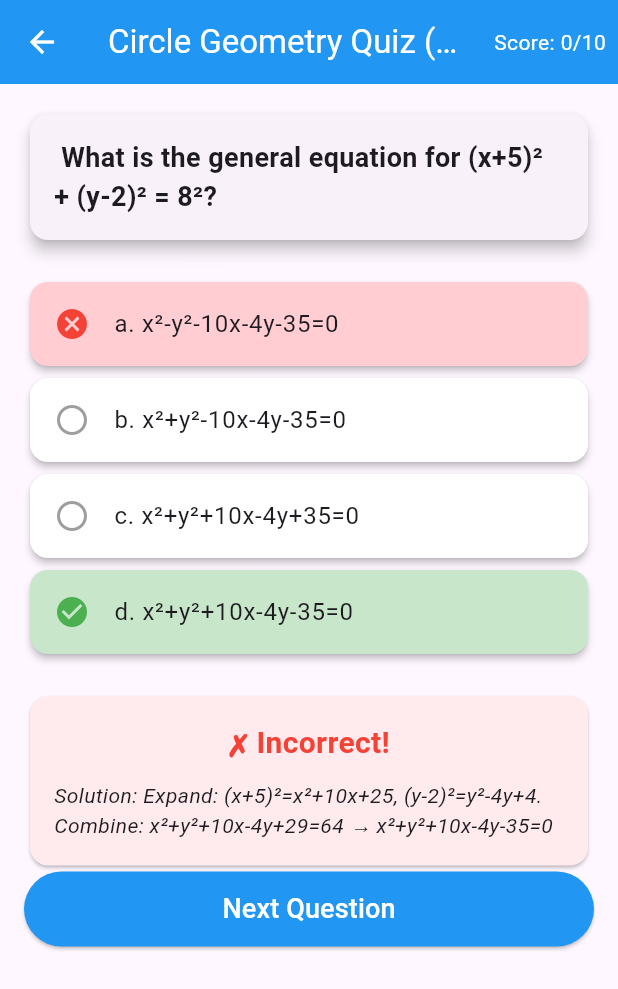
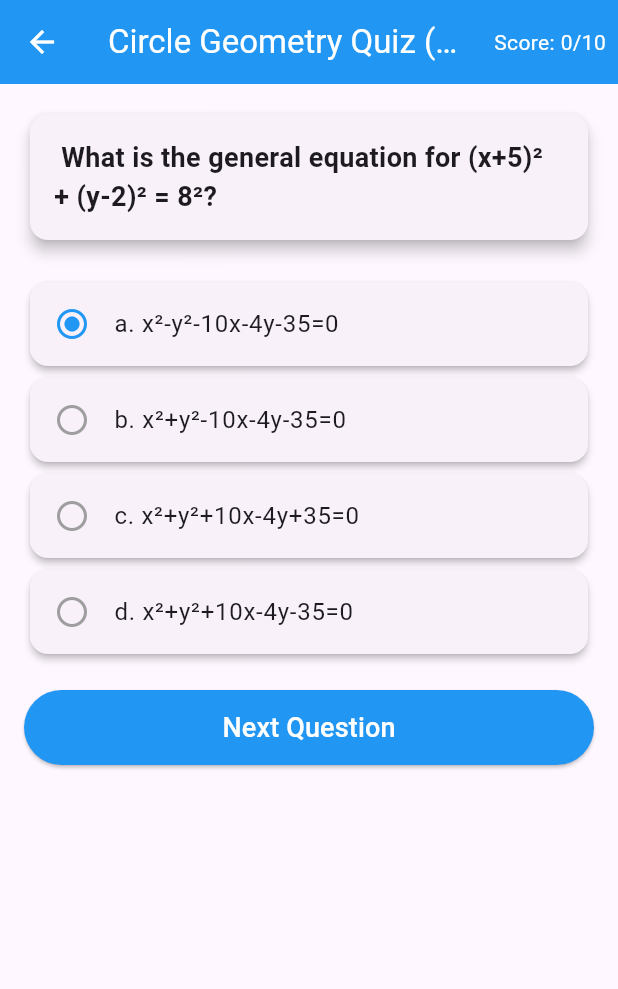
Before and after one commit to aljon-dev/math_app, a Flutter app: the QuizScreen screen opened directly, after a tap on "a. x²-y²-10x-4y-35=0", on a phone screen of 412 x 824 dp. Shown: the top 989 px of the screen. Run offline on Flutter 3.47's test engine with Material 3 defaults, Android fonts, the phone set to English and light mode, and no system bars; our stand-ins replace just_audio, video_player.

Commit message:
updated push

```diff
--- a/lib/Circle/CircleExample.dart
+++ b/lib/Circle/CircleExample.dart
@@ -12,7 +12,7 @@ class CircleExamplesApp extends StatelessWidget {
 
   @override
   Widget build(BuildContext context) {
-    return Scaffold(appBar: AppBar(title: const Text('Circle Examples')), body: ListView(children: [_buildSectionCard(context, 'Real-life Applications', Icons.public, Colors.blue, () => Navigator.push(context, MaterialPageRoute(builder: (context) => RealLifeApplicationsScreen()))), _buildSectionCard(context, 'Basic Circle Formulas', Icons.calculate, Colors.green, () => Navigator.push(context, MaterialPageRoute(builder: (context) => BasicFormulasScreen()))), _buildSectionCard(context, 'Standard Form of Circle', Icons.functions, Colors.orange, () => Navigator.push(context, MaterialPageRoute(builder: (context) => StandardFormScreen()))), _buildSectionCard(context, 'Circle Equations', Icons.square_foot, Colors.purple, () => Navigator.push(context, MaterialPageRoute(builder: (context) => CircleEquationsScreen()))), _buildSectionCard(context, 'Distance & Midpoint Formulas', Icons.straighten, Colors.red, () => Navigator.push(context, MaterialPageRoute(builder: (context) => DistanceMidpointScreen()))), _buildSectionCard(context, 'Graphing Circles', Icons.graphic_eq, Colors.teal, () => Navigator.push(context, MaterialPageRoute(builder: (context) => GraphingCirclesScreen()))), _buildSectionCard(context, 'Real-world Problems', Icons.landscape, Colors.brown, () => Navigator.push(context, MaterialPageRoute(builder: (context) => RealWorldProblemsScreen())))]));
+    return PopScope(child: Scaffold(appBar: AppBar(title: const Text('Circle Examples')), body: ListView(children: [_buildSectionCard(context, 'Real-life Applications', Icons.public, Colors.blue, () => Navigator.push(context, MaterialPageRoute(builder: (context) => RealLifeApplicationsScreen()))), _buildSectionCard(context, 'Basic Circle Formulas', Icons.calculate, Colors.green, () => Navigator.push(context, MaterialPageRoute(builder: (context) => BasicFormulasScreen()))), _buildSectionCard(context, 'Standard Form of Circle', Icons.functions, Colors.orange, () => Navigator.push(context, MaterialPageRoute(builder: (context) => StandardFormScreen()))), _buildSectionCard(context, 'Circle Equations', Icons.square_foot, Colors.purple, () => Navigator.push(context, MaterialPageRoute(builder: (context) => CircleEquationsScreen()))), _buildSectionCard(context, 'Distance & Midpoint Formulas', Icons.straighten, Colors.red, () => Navigator.push(context, MaterialPageRoute(builder: (context) => DistanceMidpointScreen()))), _buildSectionCard(context, 'Graphing Circles', Icons.graphic_eq, Colors.teal, () => Navigator.push(context, MaterialPageRoute(builder: (context) => GraphingCirclesScreen()))), _buildSectionCard(context, 'Real-world Problems', Icons.landscape, Colors.brown, () => Navigator.push(context, MaterialPageRoute(builder: (context) => RealWorldProblemsScreen())))])));
   }
 
   Widget _buildSectionCard(BuildContext context, String title, IconData icon, Color color, VoidCallback onTap) {
--- a/lib/Circle/CircleQuiz.dart
+++ b/lib/Circle/CircleQuiz.dart
@@ -96,7 +96,6 @@ class _QuizScreenState extends State<QuizScreen> {
 
   int currentQuestionIndex = 0;
   int? selectedOptionIndex;
-  bool isAnswered = false;
   int score = 0;
   List<int> questionOrder = [];
   List<Map<String, dynamic>> userAnswers = [];
@@ -112,17 +111,14 @@ class _QuizScreenState extends State<QuizScreen> {
       questionOrder = List.generate(questions.length, (index) => index)..shuffle();
       currentQuestionIndex = 0;
       selectedOptionIndex = null;
-      isAnswered = false;
       score = 0;
       userAnswers = List.generate(questions.length, (index) => {'question': questions[index]['question'], 'selected': null, 'correct': questions[index]['correctIndex'], 'solution': questions[index]['solution'], 'isCorrect': false, 'image': questions[index]['image']});
     });
   }
 
   void answerQuestion(int optionIndex) {
-    if (!isAnswered) {
     setState(() {
       selectedOptionIndex = optionIndex;
-        isAnswered = true;
 
       final originalIndex = questionOrder[currentQuestionIndex];
       userAnswers[originalIndex] = {...userAnswers[originalIndex], 'selected': optionIndex, 'isCorrect': optionIndex == questions[originalIndex]['correctIndex']};
@@ -132,29 +128,16 @@ class _QuizScreenState extends State<QuizScreen> {
       }
     });
   }
-  }
 
   void nextQuestion() {
     if (currentQuestionIndex < questions.length - 1) {
       setState(() {
         currentQuestionIndex++;
         selectedOptionIndex = null;
-        isAnswered = false;
       });
     } else {
       Navigator.push(context, MaterialPageRoute(builder: (context) => ResultsScreen(score: score, totalQuestions: questions.length, userAnswers: userAnswers, questionOrder: questionOrder, questions: questions, onRestart: resetQuiz)));
     }
-  }
-
-  Color getOptionColor(int optionIndex) {
-    if (!isAnswered) return Colors.white;
-    final originalIndex = questionOrder[currentQuestionIndex];
-    if (optionIndex == questions[originalIndex]['correctIndex']) {
-      return Colors.green.shade100;
-    } else if (optionIndex == selectedOptionIndex) {
-      return Colors.red.shade100;
-    }
-    return Colors.white;
   }
 
   @override
@@ -166,7 +149,12 @@ class _QuizScreenState extends State<QuizScreen> {
     final originalIndex = questionOrder[currentQuestionIndex];
     final currentQuestion = questions[originalIndex];
 
-    return Scaffold(
+    return WillPopScope(
+      onWillPop: () async {
+        Navigator.pushReplacement(context, MaterialPageRoute(builder: (context) => MenuButton()));
+        return false; // Prevent default back behavior
+      },
+      child: Scaffold(
         appBar: AppBar(
           leading: IconButton(
             onPressed: () {
@@ -189,33 +177,12 @@ class _QuizScreenState extends State<QuizScreen> {
                 _buildZoomableImage(context, currentQuestion['image']),
                 SizedBox(height: 20),
                 ...List.generate(currentQuestion['options'].length, (index) {
-                return Card(
-                  elevation: 2,
-                  color: getOptionColor(index),
-                  child: ListTile(
-                    title: Text(currentQuestion['options'][index], style: TextStyle(fontSize: 16)),
-                    onTap: () => answerQuestion(index),
-                    leading: Icon(
-                      isAnswered && index == selectedOptionIndex
-                          ? (selectedOptionIndex == currentQuestion['correctIndex'] ? Icons.check_circle : Icons.cancel)
-                          : isAnswered && index == currentQuestion['correctIndex']
-                          ? Icons.check_circle
-                          : Icons.radio_button_unchecked,
-                      color:
-                          isAnswered && index == currentQuestion['correctIndex']
-                              ? Colors.green
-                              : isAnswered && index == selectedOptionIndex
-                              ? Colors.red
-                              : Colors.grey,
-                    ),
-                  ),
-                );
+                  return Card(elevation: 2, child: ListTile(title: Text(currentQuestion['options'][index], style: TextStyle(fontSize: 16)), onTap: () => answerQuestion(index), leading: Icon(selectedOptionIndex == index ? Icons.radio_button_checked : Icons.radio_button_unchecked, color: selectedOptionIndex == index ? Colors.blue : Colors.grey)));
                 }),
                 SizedBox(height: 20),
-              if (isAnswered) Card(color: selectedOptionIndex == currentQuestion['correctIndex'] ? Colors.green.shade50 : Colors.red.shade50, child: Padding(padding: const EdgeInsets.all(16.0), child: Column(children: [Text(selectedOptionIndex == currentQuestion['correctIndex'] ? '✓ Correct!' : '✗ Incorrect!', style: TextStyle(fontWeight: FontWeight.bold, color: selectedOptionIndex == currentQuestion['correctIndex'] ? Colors.green : Colors.red, fontSize: 20)), SizedBox(height: 10), Text('Solution: ${currentQuestion['solution']}', style: TextStyle(fontStyle: FontStyle.italic, fontSize: 14))]))),
-              Spacer(),
-              ElevatedButton(onPressed: isAnswered ? nextQuestion : null, style: ElevatedButton.styleFrom(backgroundColor: Colors.blue, foregroundColor: Colors.white, minimumSize: Size(double.infinity, 50)), child: Text(currentQuestionIndex < questions.length - 1 ? 'Next Question' : 'Finish Quiz', style: TextStyle(fontSize: 18))),
+                ElevatedButton(onPressed: selectedOptionIndex != null ? nextQuestion : null, style: ElevatedButton.styleFrom(backgroundColor: Colors.blue, foregroundColor: Colors.white, minimumSize: Size(double.infinity, 50)), child: Text(currentQuestionIndex < questions.length - 1 ? 'Next Question' : 'Finish Quiz', style: TextStyle(fontSize: 18))),
               ],
+            ),
           ),
         ),
       ),
@@ -225,11 +192,14 @@ class _QuizScreenState extends State<QuizScreen> {
   Widget _buildZoomableImage(BuildContext context, String? imagePath) {
     if (imagePath == null) return SizedBox.shrink();
 
-    return GestureDetector(
+    return SizedBox(
+      height: 100,
+      child: GestureDetector(
         onTap: () {
           Navigator.push(context, MaterialPageRoute(builder: (context) => _ZoomableImageScreen(imagePath: imagePath)));
         },
-      child: Hero(tag: 'image-$imagePath', child: Image.asset(imagePath, height: 100, fit: BoxFit.contain, errorBuilder: (context, error, stackTrace) => Center(child: Text('Image not found', style: TextStyle(color: Colors.grey))))),
+        child: Hero(tag: 'image-$imagePath', child: Image.asset(imagePath, fit: BoxFit.contain, errorBuilder: (context, error, stackTrace) => Center(child: Text('Image not found', style: TextStyle(color: Colors.grey))))),
+      ),
     );
   }
 }
@@ -264,7 +234,8 @@ class ResultsScreen extends StatelessWidget {
 
   @override
   Widget build(BuildContext context) {
-    return Scaffold(
+    return PopScope(
+      child: Scaffold(
         appBar: AppBar(
           leading: IconButton(
             icon: Icon(Icons.arrow_back),
@@ -362,6 +333,7 @@ class ResultsScreen extends StatelessWidget {
             ],
           ),
         ),
+      ),
     );
   }
 }
@@ -422,7 +394,6 @@ class _ZoomableImageScreenState extends State<_ZoomableImageScreen> {
               minScale: _minScale,
               maxScale: _maxScale,
               onInteractionUpdate: (details) {
-                // Update current scale when user uses touch zoom
                 setState(() {
                   _currentScale = _controller.value.getMaxScaleOnAxis();
                 });
@@ -430,21 +401,7 @@ class _ZoomableImageScreenState extends State<_ZoomableImageScreen> {
               child: Image.asset(height: double.infinity, width: double.infinity, widget.imagePath, errorBuilder: (context, error, stackTrace) => Center(child: Text('Image not found', style: TextStyle(color: Colors.grey)))),
             ),
           ),
-          // Zoom control buttons
-          Positioned(
-            right: 16,
-            bottom: 100,
-            child: Column(
-              children: [
-                FloatingActionButton(mini: true, onPressed: _currentScale < _maxScale ? _zoomIn : null, child: Icon(Icons.zoom_in), backgroundColor: _currentScale < _maxScale ? Theme.of(context).primaryColor : Colors.grey),
-                SizedBox(height: 8),
-                FloatingActionButton(mini: true, onPressed: _currentScale > _minScale ? _zoomOut : null, child: Icon(Icons.zoom_out), backgroundColor: _currentScale > _minScale ? Theme.of(context).primaryColor : Colors.grey),
-                SizedBox(height: 8),
-                // Zoom level indicator
-                Container(padding: EdgeInsets.symmetric(horizontal: 8, vertical: 4), decoration: BoxDecoration(color: Colors.black54, borderRadius: BorderRadius.circular(12)), child: Text('${(_currentScale * 100).round()}%', style: TextStyle(color: Colors.white, fontSize: 12, fontWeight: FontWeight.bold))),
-              ],
-            ),
-          ),
+          Positioned(right: 16, bottom: 100, child: Column(children: [FloatingActionButton(mini: true, onPressed: _currentScale < _maxScale ? _zoomIn : null, child: Icon(Icons.zoom_in), backgroundColor: _currentScale < _maxScale ? Theme.of(context).primaryColor : Colors.grey), SizedBox(height: 8), FloatingActionButton(mini: true, onPressed: _currentScale > _minScale ? _zoomOut : null, child: Icon(Icons.zoom_out), backgroundColor: _currentScale > _minScale ? Theme.of(context).primaryColor : Colors.grey), SizedBox(height: 8), Container(padding: EdgeInsets.symmetric(horizontal: 8, vertical: 4), decoration: BoxDecoration(color: Colors.black54, borderRadius: BorderRadius.circular(12)), child: Text('${(_currentScale * 100).round()}%', style: TextStyle(color: Colors.white, fontSize: 12, fontWeight: FontWeight.bold)))])),
         ],
       ),
     );
--- a/lib/Circle/FormulaCircle.dart
+++ b/lib/Circle/FormulaCircle.dart
@@ -48,7 +48,8 @@ class _FormulasSectionState extends State<FormulasSection> {
   Widget build(BuildContext context) {
     final currentStepData = steps[currentStep];
 
-    return Scaffold(
+    return PopScope(
+      child: Scaffold(
         appBar: AppBar(title: Text('Circle Formula')),
         body: Column(
           children: [
@@ -100,6 +101,7 @@ class _FormulasSectionState extends State<FormulasSection> {
             ),
           ],
         ),
+      ),
     );
   }
 
--- a/lib/Cone.dart
+++ b/lib/Cone.dart
@@ -143,10 +143,11 @@ class _ConicSectionVisualizationState extends State<ConicSectionVisualization> w
                   children: [
                     Align(
                       alignment: Alignment.centerRight,
-                      child: TextButton(
+                      child: ElevatedButton(
                         onPressed: () {
                           Navigator.push(context, MaterialPageRoute(builder: (context) => MenuButton()));
                         },
+                        style: ElevatedButton.styleFrom(backgroundColor: Colors.blue, foregroundColor: Colors.white, shape: RoundedRectangleBorder(borderRadius: BorderRadius.circular(16))),
                         child: Text('Skip'),
                       ),
                     ),
--- a/lib/Intro.dart
+++ b/lib/Intro.dart
@@ -170,12 +170,6 @@ class _ConicSectionIntroPageState extends State<ConicSectionIntroPage> {
                   const SizedBox(height: 20),
 
                   // Types header
-                  const Text('Types of Conic Sections:', style: TextStyle(fontSize: 18, fontWeight: FontWeight.w600, color: Colors.black87)),
-
-                  const SizedBox(height: 12),
-
-                  // Types list
-                  ..._buildConicTypes(),
                 ],
               ),
             ),
```
Also changed, not shown: lib/Circle/DefinitionCircle.dart (+29 -0 lines), lib/Menu.dart (+7 -1 lines). Lines whose indentation alone changed are shown as unchanged.
